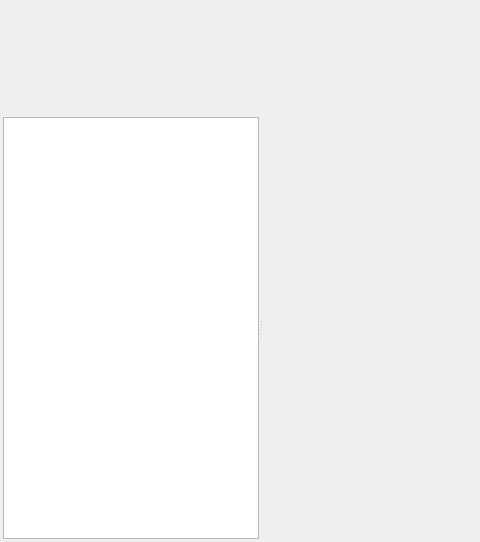
This is ui/KeyList.ui in saturneric/GpgFrontend as Qt 5 draws it before an edit; both pictures show x 0 to 480 and y 314 to 856 of the 1016 by 856 pixel window. The edited form follows.
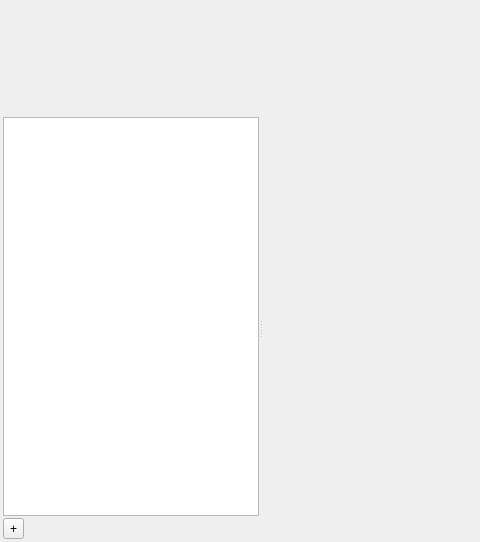
This is the edited form. Icons and pictures are not drawn.

```diff
--- a/ui/KeyList.ui
+++ b/ui/KeyList.ui
@@ -208,19 +208,67 @@
        <property name="childrenCollapsible">
         <bool>false</bool>
        </property>
-       <widget class="QListWidget" name="categoryList">
+       <widget class="QWidget" name="categoryPane" native="true">
         <property name="sizePolicy">
          <sizepolicy hsizetype="Preferred" vsizetype="Expanding">
           <horstretch>0</horstretch>
           <verstretch>0</verstretch>
          </sizepolicy>
         </property>
-        <property name="minimumSize">
-         <size>
-          <width>120</width>
-          <height>0</height>
-         </size>
-        </property>
+        <layout class="QVBoxLayout" name="categoryPaneLayout">
+         <property name="spacing">
+          <number>2</number>
+         </property>
+         <property name="leftMargin">
+          <number>0</number>
+         </property>
+         <property name="topMargin">
+          <number>0</number>
+         </property>
+         <property name="rightMargin">
+          <number>0</number>
+         </property>
+         <property name="bottomMargin">
+          <number>0</number>
+         </property>
+         <item>
+          <widget class="QListWidget" name="categoryList">
+           <property name="sizePolicy">
+            <sizepolicy hsizetype="Preferred" vsizetype="Expanding">
+             <horstretch>0</horstretch>
+             <verstretch>0</verstretch>
+            </sizepolicy>
+           </property>
+          </widget>
+         </item>
+         <item>
+          <layout class="QHBoxLayout" name="categoryFooter">
+           <property name="spacing">
+            <number>2</number>
+           </property>
+           <item>
+            <widget class="QToolButton" name="addCategoryButton">
+             <property name="text">
+              <string>+</string>
+             </property>
+            </widget>
+           </item>
+           <item>
+            <spacer name="categoryFooterSpacer">
+             <property name="orientation">
+              <enum>Qt::Orientation::Horizontal</enum>
+             </property>
+             <property name="sizeHint" stdset="0">
+              <size>
+               <width>0</width>
+               <height>0</height>
+              </size>
+             </property>
+            </spacer>
+           </item>
+          </layout>
+         </item>
+        </layout>
        </widget>
        <widget class="QStackedWidget" name="keyStack">
         <property name="sizePolicy">
```
